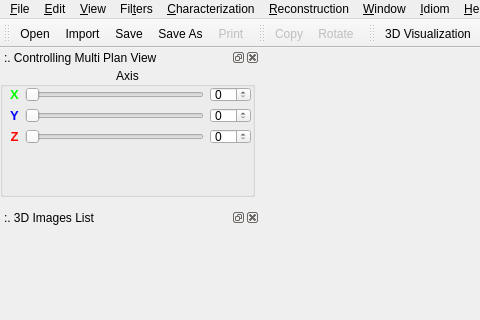
Above: src/lvpinterface.ui from ldsc/lvp before the change; both pictures show x 0 to 480 and y 0 to 320 of the 785 by 1220 pixel window. Below: the same form after it.
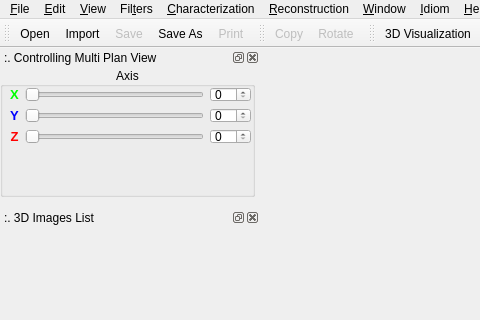
That is the form after the change. Icons and pictures are not drawn.

The edit to the form file:
```diff
--- a/src/lvpinterface.ui
+++ b/src/lvpinterface.ui
@@ -723,6 +723,9 @@
    </property>
   </action>
   <action name="actionSave">
+   <property name="enabled">
+    <bool>false</bool>
+   </property>
    <property name="icon">
     <iconset resource="application.qrc">
      <normaloff>:/images/save.png</normaloff>:/images/save.png</iconset>
```
Left out of the diff: 2 changed lines with no effect on the pictures.
